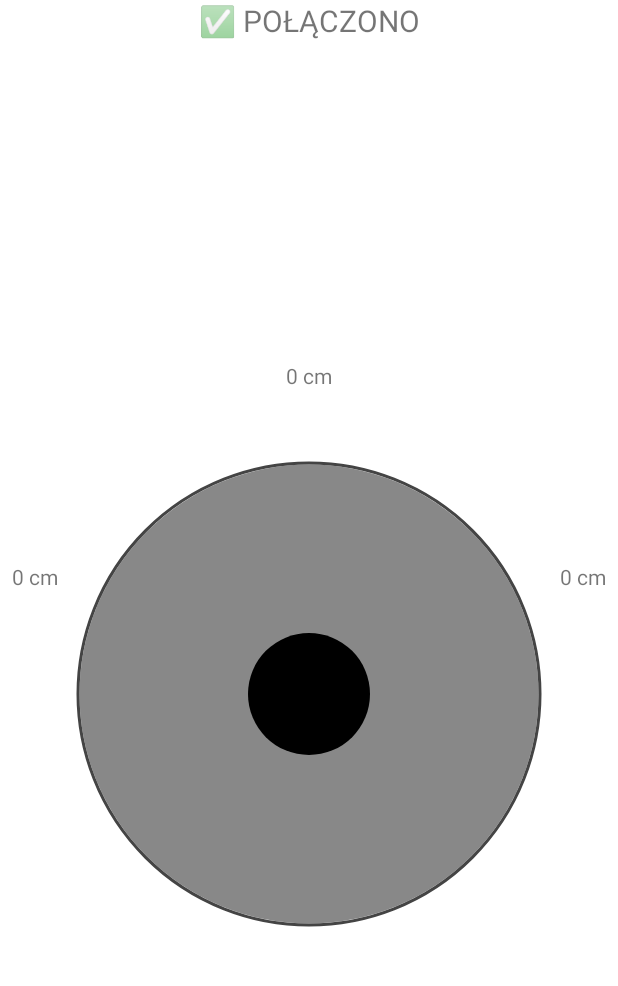
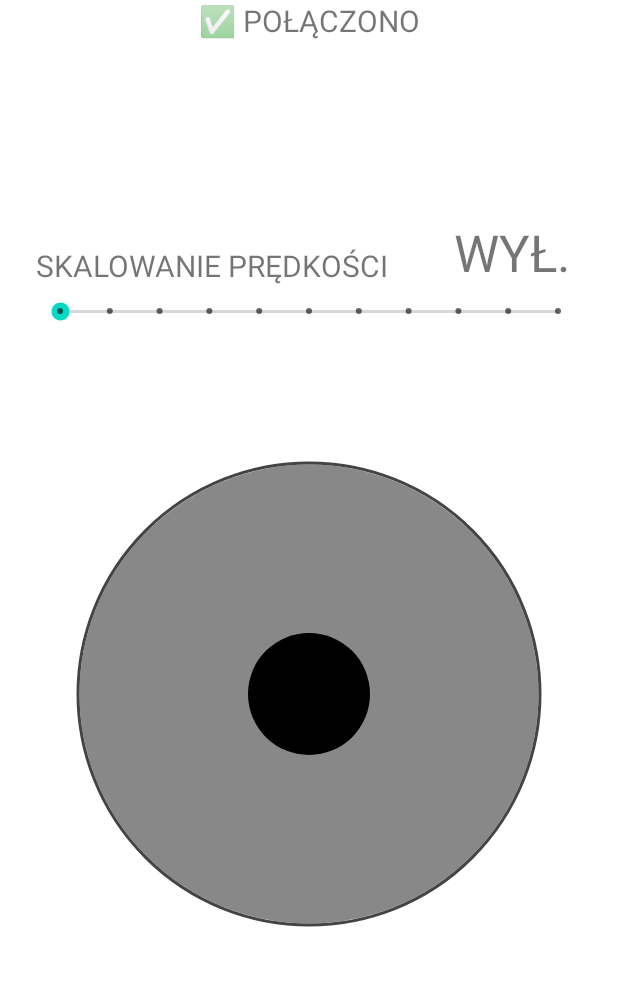
Before and after one commit to stanislawix/RobotControlApp, an Android app: the ControlActivity screen opened directly, with no data from a screen before it, on a phone screen of 412 x 824 dp, the part 161-1147 px from its top. Run offline under Robolectric (Android 15) with nearby library versions, the phone set to English and light mode, and no system bars; 4 statements that could not run were skipped.

Commit message:
introduced speed scaling slider, commented out reception of data

```diff
--- a/app/src/main/java/com/sj/manipulatorcontrol/ControlActivity.java
+++ b/app/src/main/java/com/sj/manipulatorcontrol/ControlActivity.java
@@ -9,6 +9,7 @@ import android.content.pm.ActivityInfo;
 import android.os.AsyncTask;
 import android.os.Bundle;
 import android.util.Log;
+import android.widget.SeekBar;
 import android.widget.TextView;
 import android.widget.Toast;
 
@@ -30,6 +31,8 @@ public class ControlActivity extends AppCompatActivity {
     private boolean mIsBluetoothConnected = false;
 
     private TextView distanceFront, distanceRight, distanceRear, distanceLeft;
+    private TextView speedScaleHeader, speedScaleMeter;
+    private SeekBar speedScaleSlider;
     private JoystickView joystick;
 
     private ProgressDialog progressDialog;
@@ -53,10 +56,31 @@ public class ControlActivity extends AppCompatActivity {
         distanceRear = (TextView) findViewById(R.id.rearSensorDistanceTextView);
         distanceLeft = (TextView) findViewById(R.id.leftSensorDistanceTextView);
 
+        speedScaleHeader = (TextView) findViewById(R.id.speedScaleHeader);
+        speedScaleMeter = (TextView) findViewById(R.id.speedScaleMeter);
+        speedScaleSlider = (SeekBar) findViewById(R.id.speedScaleSlider);
+
         joystick = (JoystickView) findViewById(R.id.joystickView);
         joystick.setFixedCenter(true);
 
         commandFilter = new CommandFilter(300L);
+
+        speedScaleSlider.setOnSeekBarChangeListener(new SeekBar.OnSeekBarChangeListener() {
+            @Override
+            public void onProgressChanged(SeekBar seekBar, int i, boolean b) {
+                if (i <= 0) {
+                    speedScaleMeter.setText("WYŁ.");
+                } else {
+                    speedScaleMeter.setText(String.valueOf(i));
+                }
+            }
+
+            @Override
+            public void onStartTrackingTouch(SeekBar seekBar) {}
+
+            @Override
+            public void onStopTrackingTouch(SeekBar seekBar) {}
+        });
 
         joystick.setOnMoveListener(new JoystickView.OnMoveListener() {
             @Override
@@ -69,6 +93,7 @@ public class ControlActivity extends AppCompatActivity {
                 if (skret <= -100) skret = -99;
                 if (predkosc >= 100) predkosc = 99;
                 if (predkosc <= -100) predkosc = -99;
+                predkosc = predkosc * speedScaleSlider.getProgress() / 10; //TODO: zmienic na cos lepszego
                 komenda = new Komenda(predkosc, skret);
                 System.out.print(komenda);
                 if (commandFilter.isRecommendedToSendCommand(komenda)) {
@@ -129,7 +154,7 @@ public class ControlActivity extends AppCompatActivity {
                                 public void run() {
                                     distanceFront.setText(informacje[0] + " cm");
                                     distanceRight.setText(informacje[1] + " cm");
-//                                    distanceRear.setText(informacje[2]);
+                                    distanceRear.setText(informacje[2] + " cm");
                                     distanceLeft.setText(informacje[3] + " cm");
                                 }
                             });
@@ -141,9 +166,7 @@ public class ControlActivity extends AppCompatActivity {
                 }
 
                 // obsługa wyjątków
-            } catch (IOException e) {
-                e.printStackTrace();
-            } catch (InterruptedException e) {
+            } catch (IOException | InterruptedException e) {
                 e.printStackTrace();
             }
 
@@ -155,11 +178,10 @@ public class ControlActivity extends AppCompatActivity {
 
     }
 
-    private class DisConnectBT extends AsyncTask<Void, Void, Void> {
+    private class DisconnectBT extends AsyncTask<Void, Void, Void> {
 
         @Override
-        protected void onPreExecute() {
-        }
+        protected void onPreExecute() {}
 
         @Override
         protected Void doInBackground(Void... params) {
@@ -198,7 +220,7 @@ public class ControlActivity extends AppCompatActivity {
     @Override
     protected void onPause() { //pauza aktywnosci - rozlaczenie z arduino
         if (mBTSocket != null && mIsBluetoothConnected) {
-            new DisConnectBT().execute();
+            new DisconnectBT().execute();
         }
         super.onPause();
     }
@@ -246,7 +268,7 @@ public class ControlActivity extends AppCompatActivity {
             } else {
                 msg("Połączono z robotem!");
                 mIsBluetoothConnected = true;
-                mReadThread = new ReadInput(); // Kick off input reader
+//                mReadThread = new ReadInput(); // Kick off input reader
             }
 
             progressDialog.dismiss();
--- a/app/src/main/res/layout/activity_control.xml
+++ b/app/src/main/res/layout/activity_control.xml
@@ -41,6 +41,7 @@
         android:layout_width="wrap_content"
         android:layout_height="16dp"
         android:text="0 cm"
+        android:visibility="invisible"
         app:layout_constraintBottom_toTopOf="@+id/joystickView"
         app:layout_constraintEnd_toEndOf="@+id/joystickView"
         app:layout_constraintStart_toStartOf="@+id/joystickView" />
@@ -51,6 +52,7 @@
         android:layout_height="wrap_content"
         android:layout_marginEnd="8dp"
         android:text="0 cm"
+        android:visibility="invisible"
         app:layout_constraintBottom_toBottomOf="@+id/joystickView"
         app:layout_constraintEnd_toEndOf="@+id/joystickView"
         app:layout_constraintTop_toTopOf="@+id/joystickView"
@@ -59,12 +61,12 @@
     <TextView
         android:id="@+id/rearSensorDistanceTextView"
         android:layout_width="wrap_content"
-        android:layout_height="16dp"
+        android:layout_height="wrap_content"
         android:text="0 cm"
-        app:layout_constraintEnd_toEndOf="@+id/joystickView"
-        app:layout_constraintStart_toStartOf="@+id/joystickView"
-        app:layout_constraintTop_toBottomOf="@+id/joystickView"
-        android:visibility="gone"/>
+        android:visibility="invisible"
+        app:layout_constraintEnd_toEndOf="parent"
+        app:layout_constraintStart_toStartOf="parent"
+        app:layout_constraintTop_toBottomOf="@+id/joystickView" />
 
     <TextView
         android:id="@+id/leftSensorDistanceTextView"
@@ -72,9 +74,45 @@
         android:layout_height="wrap_content"
         android:layout_marginStart="8dp"
         android:text="0 cm"
+        android:visibility="invisible"
         app:layout_constraintBottom_toBottomOf="@+id/joystickView"
         app:layout_constraintStart_toStartOf="@+id/joystickView"
         app:layout_constraintTop_toTopOf="@+id/joystickView"
         app:layout_constraintVertical_bias="0.3" />
 
+    <SeekBar
+        android:id="@+id/speedScaleSlider"
+        style="@style/Widget.AppCompat.SeekBar.Discrete"
+        android:layout_width="0dp"
+        android:layout_height="wrap_content"
+        android:layout_marginStart="24dp"
+        android:layout_marginEnd="24dp"
+        android:layout_marginBottom="24dp"
+        android:max="10"
+        android:progress="0"
+        app:layout_constraintBottom_toTopOf="@+id/frontSensorDistanceTextView"
+        app:layout_constraintEnd_toEndOf="parent"
+        app:layout_constraintStart_toStartOf="parent" />
+
+    <TextView
+        android:id="@+id/speedScaleHeader"
+        android:layout_width="wrap_content"
+        android:layout_height="wrap_content"
+        android:layout_marginBottom="8dp"
+        android:text="SKALOWANIE PRĘDKOŚCI"
+        android:textSize="20sp"
+        app:layout_constraintBottom_toTopOf="@+id/speedScaleSlider"
+        app:layout_constraintStart_toStartOf="@+id/speedScaleSlider" />
+
+    <TextView
+        android:id="@+id/speedScaleMeter"
+        android:layout_width="wrap_content"
+        android:layout_height="wrap_content"
+        android:layout_marginEnd="8dp"
+        android:layout_marginBottom="8dp"
+        android:text="WYŁ."
+        android:textSize="34sp"
+        app:layout_constraintBottom_toTopOf="@+id/speedScaleSlider"
+        app:layout_constraintEnd_toEndOf="@+id/speedScaleSlider" />
+
 </androidx.constraintlayout.widget.ConstraintLayout>
```
Also changed, not shown: 1 other file.
